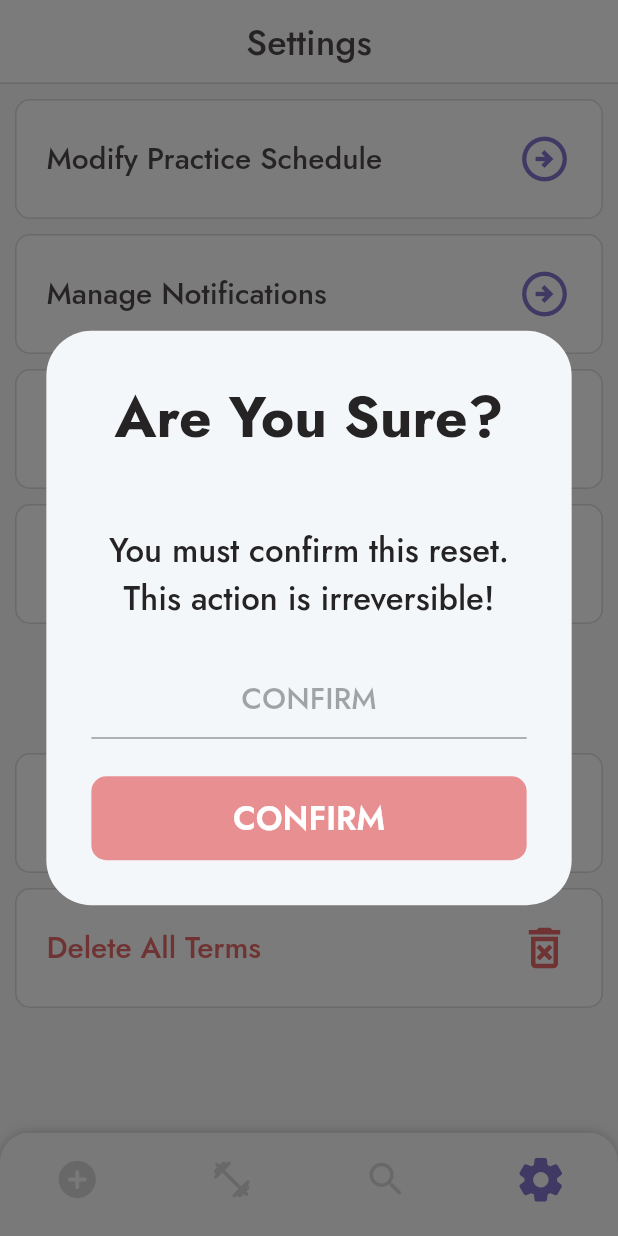
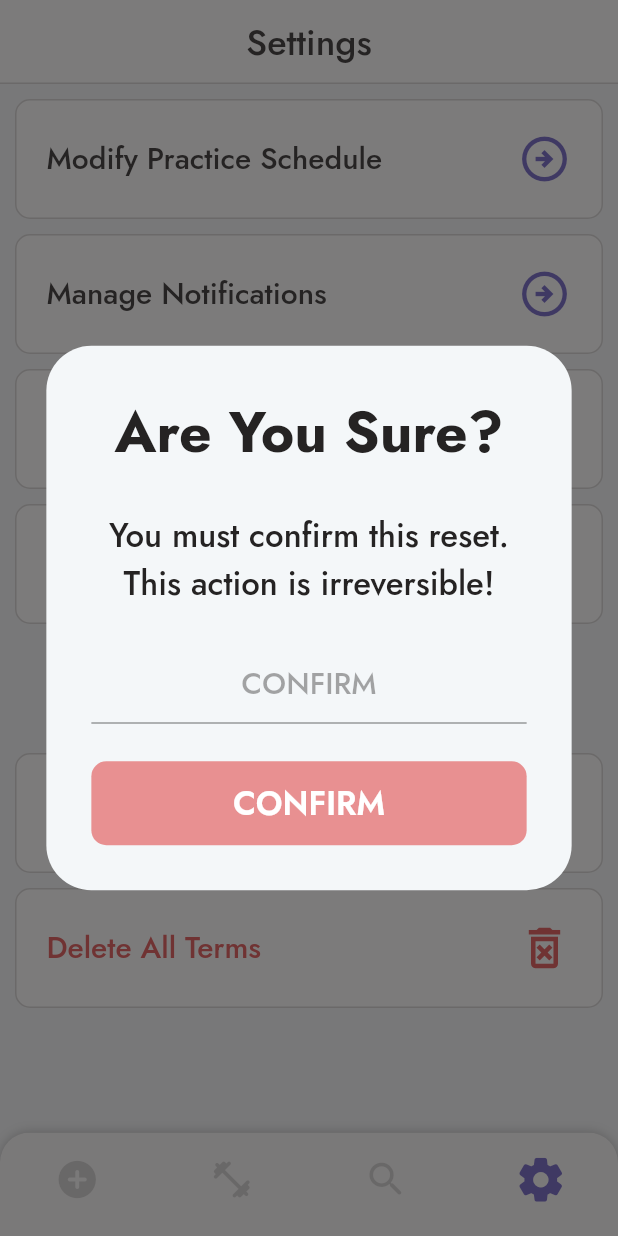
Before and after one commit to ElijahMSmith/Vocabulary-Trainer-App, a Flutter app: the screen it shows after launch, item 4 of the bottom bar chosen, after a tap on "Reset All Term Schedules", on a phone screen of 412 x 824 dp. Run offline on Flutter 3.47's test engine with Material 2 defaults, Android fonts, the phone set to English and light mode, and no system bars; our stand-ins replace flutter_svg, shared_preferences, sqflite; accounts and stored records are empty.

Commit message:
Settings layout bugfix, default term schedules mismatch, search save status set includes no term currently selected

```diff
--- a/lib/misc/shared_preferences_helper.dart
+++ b/lib/misc/shared_preferences_helper.dart
@@ -1,13 +1,12 @@
 import 'package:flutter/foundation.dart';
 import 'package:shared_preferences/shared_preferences.dart';
+import 'package:vocab_trainer_app/misc/db_helper.dart';
 import 'package:vocab_trainer_app/misc/util.dart';
-
-final List<int> defaultSchedule = [0, 1, 3, 7, 7, 14, 30, 365];
 
 // TODO: Store the last used language pairing (update after submit to the last in the column)
 // When we create a card without any existing in the list, use this value as the default pairing
 
-// Update selector to include a scrollable listing of some of the most common choices or offer to enter manually
+// TODO: Update selector to include a scrollable listing of some of the most common choices or offer to enter manually
 // Keep a list of languages entered manually in SP
 
 class SPHelper {
--- a/lib/models/term.dart
+++ b/lib/models/term.dart
@@ -88,13 +88,13 @@ class Term {
 
   String _formatDaysString(int days) {
     if (days >= 365) {
-      int years = (days / 365) as int;
+      int years = (days / 365).round();
       return "$years Year${years != 1 ? "s" : ""}";
     } else if (days >= 31) {
-      int months = (days / 31) as int;
+      int months = (days / 31).round();
       return "$months Month${months != 1 ? "s" : ""}";
     } else if (days >= 7) {
-      int weeks = (days / 7) as int;
+      int weeks = (days / 7).round();
       return "$weeks Week${weeks != 1 ? "s" : ""}";
     } else {
       return "$days Day${days != 1 ? "s" : ""}";
--- a/lib/pages/settings.dart
+++ b/lib/pages/settings.dart
@@ -32,7 +32,13 @@ class _SettingsState extends State<Settings> {
   Widget build(BuildContext context) {
     return Scaffold(
       appBar: ThemedAppBar("Settings"),
-      body: Padding(
+      body: SingleChildScrollView(
+        // child: ConstrainedBox(
+        //   constraints: BoxConstraints(
+        //     minWidth: MediaQuery.of(context).size.width,
+        //     minHeight: MediaQuery.of(context).size.height,
+        //   ),
+        child: Padding(
           padding: const EdgeInsets.all(10),
           child: Column(
             crossAxisAlignment: CrossAxisAlignment.center,
@@ -119,6 +125,7 @@ class _SettingsState extends State<Settings> {
             ],
           ),
         ),
+      ),
       backgroundColor: ThemeColors.accent,
     );
   }
--- a/lib/widgets/overlays/confirmation_dialogue.dart
+++ b/lib/widgets/overlays/confirmation_dialogue.dart
@@ -185,7 +185,7 @@ class _ConfirmationDialogueState extends State<ConfirmationDialogue>
                       ),
                       textAlign: TextAlign.center,
                     ),
-                    const SizedBox(height: 45),
+                    const SizedBox(height: 25),
                     Text(
                       widget.bodyText,
                       style: const TextStyle(
--- a/lib/widgets/search/display_card.dart
+++ b/lib/widgets/search/display_card.dart
@@ -24,9 +24,11 @@ class _DisplayCardState extends State<DisplayCard> {
   bool lastSaveSuccess = true;
 
   String getStatusText() {
-    return updateDelay != null && updateDelay!.isActive
-        ? "Saving..."
-        : "Saved!";
+    return widget._data == null
+        ? "Nothing Selected"
+        : (updateDelay != null && updateDelay!.isActive
+            ? "Saving..."
+            : "Saved!");
   }
 
   void resetTimer() {
--- a/lib/widgets/search/search_bar.dart
+++ b/lib/widgets/search/search_bar.dart
@@ -16,10 +16,6 @@ class _SearchBarState extends State<TermSearchBar> {
   late FocusNode _focusNode;
 
   final GlobalKey _autocompleteKey = GlobalKey();
-
-  void _onSearchSubmit() {
-    // TODO: Get something from the list and pass to onSubmit
-  }
 
   @override
   void initState() {
```
Also changed, not shown: lib/widgets/overlays/language_selector.dart (+0 -13 lines), 2 other files. Lines whose indentation alone changed are shown as unchanged.
